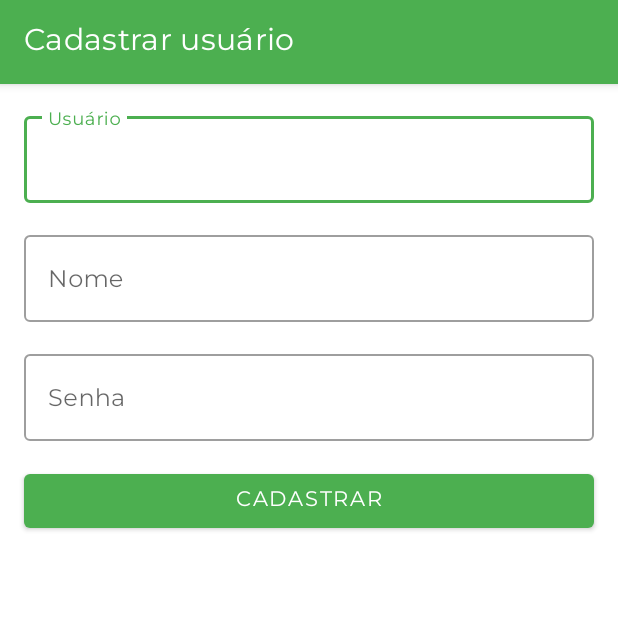
After one commit to AlinyKelly/Orgs, an Android app: the FormularioCadastroUsuarioActivity screen opened directly, with no data from a screen before it, on a phone screen of 412 x 824 dp, the top half of it. The commit adds this screen. Run offline under Robolectric (Android 15) with nearby library versions, the light colour scheme and no system bars.

Commit message:
Implementacao das telas de cadastro e login de usuario

```diff
--- /dev/null
+++ b/app/src/main/java/br/com/alinykelly/orgs/ui/activity/FormularioCadastroUsuarioActivity.kt
@@ -0,0 +1,53 @@
+package br.com.alinykelly.orgs.ui.activity
+
+import android.os.Bundle
+import android.util.Log
+import android.widget.Toast
+import androidx.appcompat.app.AppCompatActivity
+import androidx.lifecycle.lifecycleScope
+import br.com.alinykelly.orgs.database.AppDatabase
+import br.com.alinykelly.orgs.databinding.ActivityFormularioCadastroUsuarioBinding
+import br.com.alinykelly.orgs.model.Usuario
+import kotlinx.coroutines.launch
+
+class FormularioCadastroUsuarioActivity : AppCompatActivity() {
+    private val binding by lazy {
+        ActivityFormularioCadastroUsuarioBinding.inflate(layoutInflater)
+    }
+    private val dao by lazy {
+        AppDatabase.instancia(this).usuarioDao()
+    }
+
+    override fun onCreate(savedInstanceState: Bundle?) {
+        super.onCreate(savedInstanceState)
+        setContentView(binding.root)
+        configuraBotaoCadastrar()
+    }
+
+    private fun configuraBotaoCadastrar() {
+        binding.activityFormularioCadastroBotaoCadastrar.setOnClickListener {
+            val novoUsuario = criaUsuario()
+            Log.i("CadastroUsuario", "onCreate: $novoUsuario")
+            lifecycleScope.launch {
+                try {
+                    dao.salvar(novoUsuario)
+                    finish()
+                } catch (e: Exception) {
+                    Log.e("CadastroUsuario", "ConfiguraBotaoCadastrar", e)
+                    Toast.makeText(
+                        this@FormularioCadastroUsuarioActivity,
+                        "Falha ao cadastrar usuário",
+                        Toast.LENGTH_SHORT
+                    ).show()
+                }
+            }
+        }
+    }
+
+    private fun criaUsuario(): Usuario {
+        val usuario = binding.activityFormularioCadastroUsuario.text.toString()
+        val nome = binding.activityFormularioCadastroNome.text.toString()
+        val senha = binding.activityFormularioCadastroSenha.text.toString()
+        return Usuario(usuario, nome, senha)
+    }
+}
--- a/app/src/main/java/br/com/alinykelly/orgs/ui/recyclerView/adapter/ListaProdutosAdapter.kt
+++ b/app/src/main/java/br/com/alinykelly/orgs/ui/recyclerView/adapter/ListaProdutosAdapter.kt
@@ -12,6 +12,7 @@
 import br.com.alinykelly.orgs.extensions.formatarParaMoedaBrasileira
 import br.com.alinykelly.orgs.extensions.tentarCarregarImagem
 import br.com.alinykelly.orgs.model.Produto
+import kotlinx.coroutines.flow.Flow
 
 class ListaProdutosAdapter(
     private val context: Context,
--- /dev/null
+++ b/app/src/main/res/layout/activity_formulario_cadastro_usuario.xml
@@ -0,0 +1,81 @@
+<?xml version="1.0" encoding="utf-8"?>
+<ScrollView xmlns:android="http://schemas.android.com/apk/res/android"
+    xmlns:app="http://schemas.android.com/apk/res-auto"
+    xmlns:tools="http://schemas.android.com/tools"
+    android:layout_width="match_parent"
+    android:layout_height="match_parent"
+    android:fillViewport="true">
+
+    <androidx.constraintlayout.widget.ConstraintLayout
+        android:layout_width="match_parent"
+        android:layout_height="wrap_content"
+        tools:context=".ui.activity.FormularioCadastroUsuarioActivity">
+
+        <com.google.android.material.textfield.TextInputLayout
+            android:id="@+id/textInputLayout_usuario"
+            style="@style/Widget.MaterialComponents.TextInputLayout.OutlinedBox"
+            android:layout_width="0dp"
+            android:layout_height="wrap_content"
+            android:layout_margin="16dp"
+            app:layout_constraintEnd_toEndOf="parent"
+            app:layout_constraintStart_toStartOf="parent"
+            app:layout_constraintTop_toTopOf="parent">
+
+            <com.google.android.material.textfield.TextInputEditText
+                android:id="@+id/activity_formulario_cadastro_usuario"
+                android:layout_width="match_parent"
+                android:layout_height="wrap_content"
+                android:hint="Usuário"
+                android:inputType="text" />
+        </com.google.android.material.textfield.TextInputLayout>
+
+        <com.google.android.material.textfield.TextInputLayout
+            android:id="@+id/textInputlayout_nome"
+            style="@style/Widget.MaterialComponents.TextInputLayout.OutlinedBox"
+            android:layout_width="0dp"
+            android:layout_height="wrap_content"
+            android:layout_marginTop="16dp"
+            app:layout_constraintEnd_toEndOf="@id/textInputLayout_usuario"
+            app:layout_constraintStart_toStartOf="@id/textInputLayout_usuario"
+            app:layout_constraintTop_toBottomOf="@id/textInputLayout_usuario">
+
+            <com.google.android.material.textfield.TextInputEditText
+                android:id="@+id/activity_formulario_cadastro_nome"
+                android:layout_width="match_parent"
+                android:layout_height="wrap_content"
+                android:hint="Nome"
+                android:inputType="text" />
+        </com.google.android.material.textfield.TextInputLayout>
+
+        <com.google.android.material.textfield.TextInputLayout
+            android:id="@+id/textInputlayout_senha"
+            style="@style/Widget.MaterialComponents.TextInputLayout.OutlinedBox"
+            android:layout_width="0dp"
+            android:layout_height="wrap_content"
+            android:layout_marginTop="16dp"
+            app:layout_constraintEnd_toEndOf="@id/textInputlayout_nome"
+            app:layout_constraintStart_toStartOf="@id/textInputlayout_nome"
+            app:layout_constraintTop_toBottomOf="@id/textInputlayout_nome">
+
+            <com.google.android.material.textfield.TextInputEditText
+                android:id="@+id/activity_formulario_cadastro_senha"
+                android:layout_width="match_parent"
+                android:layout_height="wrap_content"
+                android:hint="Senha"
+                android:inputType="textPassword" />
+        </com.google.android.material.textfield.TextInputLayout>
+
+        <Button
+            android:id="@+id/activity_formulario_cadastro_botao_cadastrar"
+            android:layout_width="0dp"
+            android:layout_height="wrap_content"
+            android:layout_marginTop="16dp"
+            android:text="Cadastrar"
+            app:layout_constraintBottom_toBottomOf="parent"
+            app:layout_constraintEnd_toEndOf="@id/textInputlayout_senha"
+            app:layout_constraintStart_toStartOf="@id/textInputlayout_senha"
+            app:layout_constraintTop_toBottomOf="@id/textInputlayout_senha"
+            app:layout_constraintVertical_bias="0.0" />
+
+    </androidx.constraintlayout.widget.ConstraintLayout>
+</ScrollView>
```
Also changed, not shown: app/build.gradle (+6 -1 lines), app/src/main/AndroidManifest.xml (+18 -8 lines), app/src/main/java/br/com/alinykelly/orgs/database/AppDatabase.kt (+9 -6 lines), app/src/main/java/br/com/alinykelly/orgs/database/dao/ProdutoDao.kt (+11 -11 lines), app/src/main/java/br/com/alinykelly/orgs/database/dao/UsuarioDao.kt (added, +12 -0 lines), app/src/main/java/br/com/alinykelly/orgs/extensions/ContextExtensions.kt (added, +11 -0 lines), app/src/main/java/br/com/alinykelly/orgs/model/Usuario.kt (added, +12 -0 lines), app/src/main/java/br/com/alinykelly/orgs/ui/activity/DetalhesProdutoActivity.kt (+18 -7 lines), app/src/main/java/br/com/alinykelly/orgs/ui/activity/FormularioProdutoActivity.kt (+13 -6 lines), app/src/main/java/br/com/alinykelly/orgs/ui/activity/ListaProdutosActivity.kt (+39 -32 lines), app/src/main/java/br/com/alinykelly/orgs/ui/activity/LoginActivity.kt (added, +37 -0 lines), app/src/main/res/layout/activity_lista_produtos_activity.xml (added, +31 -0 lines), app/src/main/res/layout/activity_login.xml (added, +102 -0 lines), app/src/main/res/drawable/orgs_logo.png (added).
